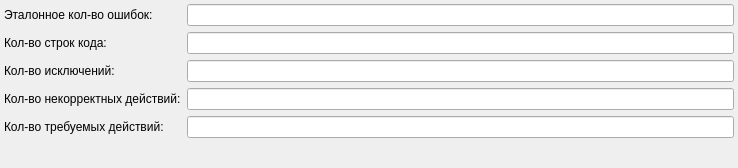
Qt form projectsettingsdialog.ui (YuliaLee/yuliya) before a commit.
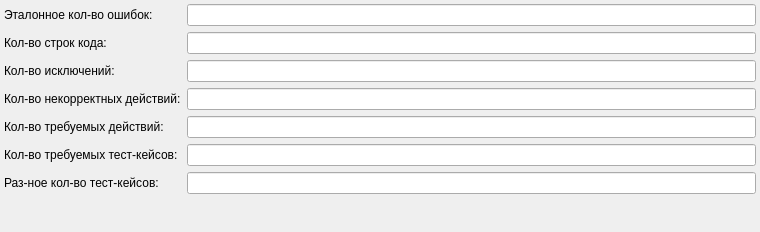
The same form after that commit.

```diff
--- a/projectsettingsdialog.ui
+++ b/projectsettingsdialog.ui
@@ -6,14 +6,14 @@
    <rect>
     <x>0</x>
     <y>0</y>
-    <width>738</width>
-    <height>168</height>
+    <width>760</width>
+    <height>232</height>
    </rect>
   </property>
   <property name="maximumSize">
    <size>
     <width>16777215</width>
-    <height>168</height>
+    <height>16777215</height>
    </size>
   </property>
   <property name="windowTitle">
@@ -82,6 +82,26 @@
    <item row="2" column="1">
     <widget class="QLineEdit" name="_editExceptions"/>
    </item>
+   <item row="6" column="0">
+    <widget class="QLabel" name="label_6">
+     <property name="text">
+      <string>Кол-во требуемых тест-кейсов:</string>
+     </property>
+    </widget>
+   </item>
+   <item row="7" column="0">
+    <widget class="QLabel" name="label_7">
+     <property name="text">
+      <string>Раз-ное кол-во тест-кейсов:</string>
+     </property>
+    </widget>
+   </item>
+   <item row="6" column="1">
+    <widget class="QLineEdit" name="lineEdit"/>
+   </item>
+   <item row="7" column="1">
+    <widget class="QLineEdit" name="lineEdit_2"/>
+   </item>
   </layout>
  </widget>
  <resources/>
```
